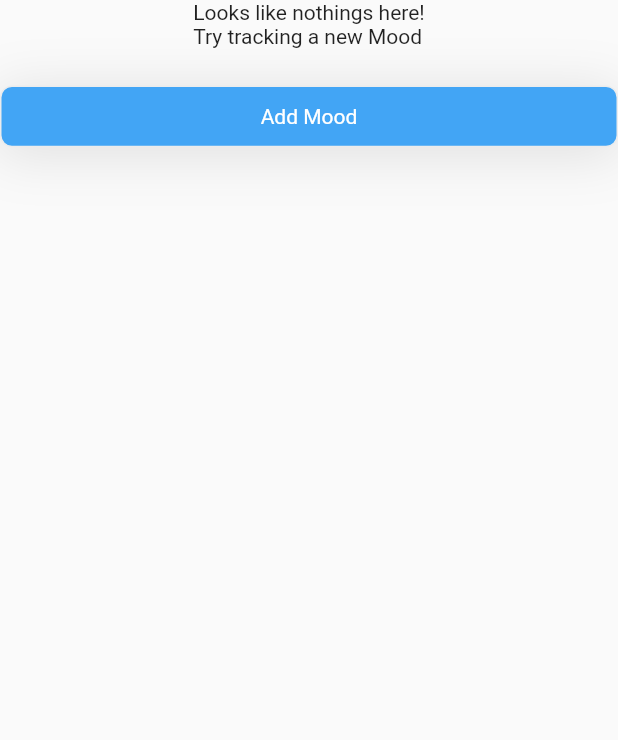
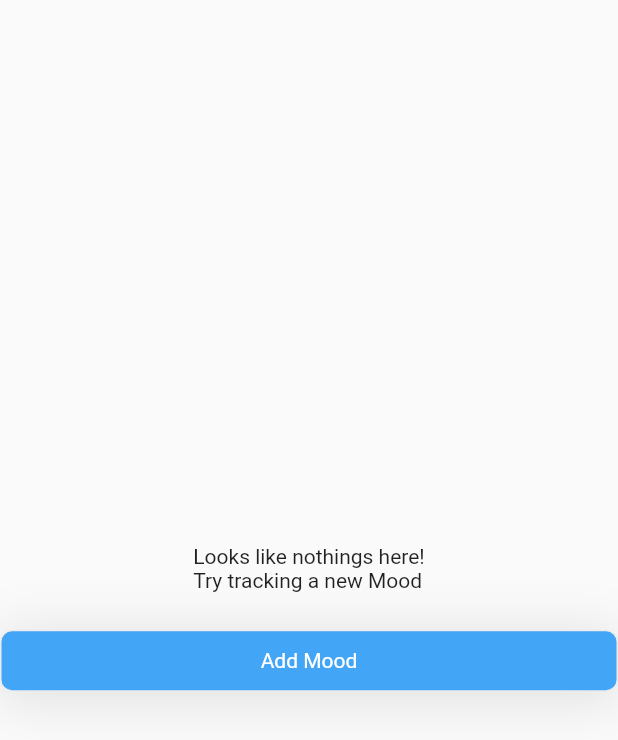
Before and after one commit to DevonJerothe/melody, a Flutter app: the AddNewMoodBtn widget shown alone on an empty page, opened directly, on a phone screen of 412 x 824 dp. Shown: the top 740 px of the screen. Run offline on Flutter 3.47's test engine with Material 2 defaults, Android fonts, the phone set to English and light mode, and no system bars; our stand-ins replace drift, font_awesome_flutter, freezed_annotation, get, get_storage; accounts and stored records are empty; generated files the repository leaves out were written again.

Commit message:
Button Reformating

```diff
--- a/lib/ui/screens/moods/components/mood_add_new_button.dart
+++ b/lib/ui/screens/moods/components/mood_add_new_button.dart
@@ -4,39 +4,44 @@ import 'package:melody/data/controllers/moods_controller.dart';
 import 'package:melody/ui/screens/components/reusables.dart';
 import 'package:melody/utils/size_config.dart';
 
-class AddNewMoodBtn extends StatefulWidget {
+class AddNewMoodBtn extends StatelessWidget {
   const AddNewMoodBtn({Key? key}) : super(key: key);
-
-  @override
-  State<AddNewMoodBtn> createState() => _AddNewMoodBtnState();
-}
-
-class _AddNewMoodBtnState extends State<AddNewMoodBtn>
-    with SingleTickerProviderStateMixin {
-
-  @override
-  void initState() {
-    super.initState();
-    MoodsController.to.animationController =
-        AnimationController(vsync: this, duration: const Duration(seconds: 1));
-  }
-
-  // @override
-  // void dispose() {
-  //   MoodsController.to.animationController!.dispose();
-  //   super.dispose();
-  // }
 
   @override
   Widget build(BuildContext context) {
     return GetX<MoodsController>(
+      init: MoodsController(),
       builder: (controller) {
-          return Column(
+        return AnimatedPositioned(
+          left: controller.moods.value.isEmpty
+              ? SizeConfig.blockSizeHorizontal! * 25
+              : SizeConfig.blockSizeHorizontal! * 2,
+          top: controller.moods.value.isEmpty
+              ? SizeConfig.blockSizeVertical! * 50
+              : SizeConfig.blockSizeVertical! * 83,
+          duration: const Duration(milliseconds: 100),
+          child: AnimatedCrossFade(
+            duration: const Duration(milliseconds: 300),
+            crossFadeState: controller.showButton.value
+                ? CrossFadeState.showFirst
+                : CrossFadeState.showSecond,
+            layoutBuilder: (topChild, topChildKey, bottomChild, bottomChildKey) {
+              return Stack(
+                clipBehavior: Clip.none,
+                alignment: Alignment.center,
+                children: [
+                  Positioned(key: bottomChildKey, top: 0, child: bottomChild),
+                  Positioned(key: topChildKey, child: topChild)
+                ],
+              );
+            },
+            firstChild: Center(
+                child: Column(
                   mainAxisSize: MainAxisSize.min,
                   mainAxisAlignment: MainAxisAlignment.center,
                   crossAxisAlignment: CrossAxisAlignment.center,
                   children: [
-              if(controller.moods.value.isEmpty)...[
+                    if (controller.moods.value.isEmpty) ...[
                       const Text(
                           'Looks like nothings here!\nTry tracking a new Mood'),
                       const SizedBox(
@@ -59,7 +64,9 @@ class _AddNewMoodBtnState extends State<AddNewMoodBtn>
                               duration: const Duration(milliseconds: 100),
                               curve: Curves.linear,
                               child: SizedBox(
-                          width: controller.moods.value.isEmpty ? SizeConfig.blockSizeHorizontal! * 50 : SizeConfig.blockSizeHorizontal! * 95,
+                                width: controller.moods.value.isEmpty
+                                    ? SizeConfig.blockSizeHorizontal! * 50
+                                    : SizeConfig.blockSizeHorizontal! * 95,
                                 child: const Center(
                                   child: Text('Add Mood',
                                       style: TextStyle(color: Colors.white)),
@@ -71,6 +78,12 @@ class _AddNewMoodBtnState extends State<AddNewMoodBtn>
                       ),
                     )
                   ],
+                )),
+            secondChild: SizedBox(
+              height: 50,
+              width: SizeConfig.blockSizeHorizontal! * 95,
+            ),
+          ),
         );
       }
     );
```
Also changed, not shown: lib/ui/screens/moods/moods_home.dart (+1 -37 lines). Lines whose indentation alone changed are shown as unchanged.
